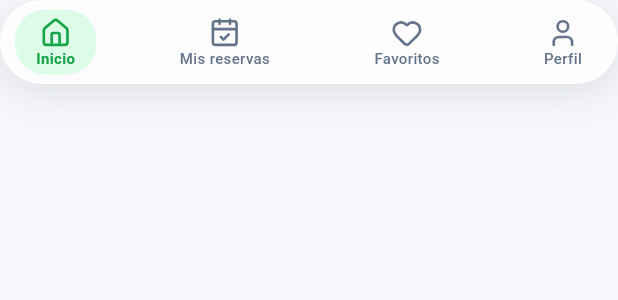
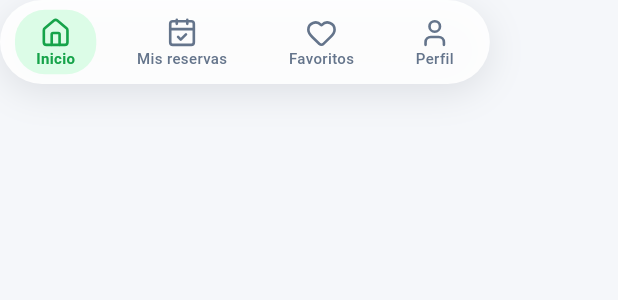
Before and after one commit to Pi7uu/Turnos-Cancha, a Flutter app: the AppTabBar widget shown alone on an empty page, opened directly with empty values, on a phone screen of 412 x 824 dp. Shown: the top 300 px of the screen. Run offline on Flutter 3.47's test engine with Material 3 defaults, Android fonts, the phone set to English and light mode, and no system bars; our stand-ins replace lucide_icons_flutter.

Commit message:
fix(navegacion): labels del tab bar sin truncar — FittedBox scaleDown con gaps del mockup (ruling 3)

```diff
--- a/src/FrontEnd/lib/features/navegacion/tab_bar.dart
+++ b/src/FrontEnd/lib/features/navegacion/tab_bar.dart
@@ -46,20 +46,28 @@ class AppTabBar extends StatelessWidget {
           ),
         ],
       ),
-      child: Row(
-        mainAxisAlignment: MainAxisAlignment.spaceBetween,
-        children: [
-          for (final (tab, label, icon) in _tabs)
-            Flexible(
-              child: _TabItem(
+      // FittedBox(scaleDown): si los tabs no caben en el ancho disponible
+      // (fuente de test, dispositivos muy angostos) el grupo se achica en
+      // vez de desbordar o truncar; con espacio de sobra no escala nada.
+      // Los gaps fijos replican el spaceBetween del mockup: en el ancho
+      // real (323) los tabs suman ~283 y sobran ~13px por separación.
+      child: FittedBox(
+        fit: BoxFit.scaleDown,
+        child: Row(
+          mainAxisSize: MainAxisSize.min,
+          children: [
+            for (final (i, (tab, label, icon)) in _tabs.indexed) ...[
+              if (i > 0) const SizedBox(width: 13),
+              _TabItem(
                 key: ValueKey('tab-${tab.name}'),
                 label: label,
                 icon: icon,
                 activo: tab == activo,
                 onTap: () => onTab(tab),
               ),
-            ),
-        ],
+            ],
+          ],
+        ),
       ),
     );
   }
```
Also changed, not shown: 1 other file.
